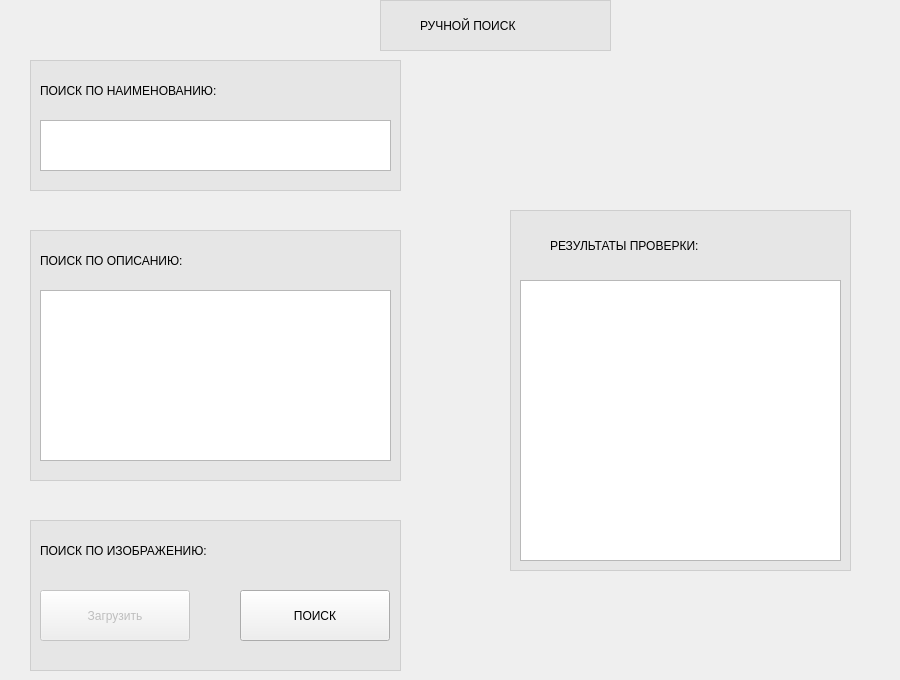
The window that gui/ui/search.ui (kyrvvwfzhy-code/innovation_proposal_checking) describes before a commit, drawn with Qt 5.
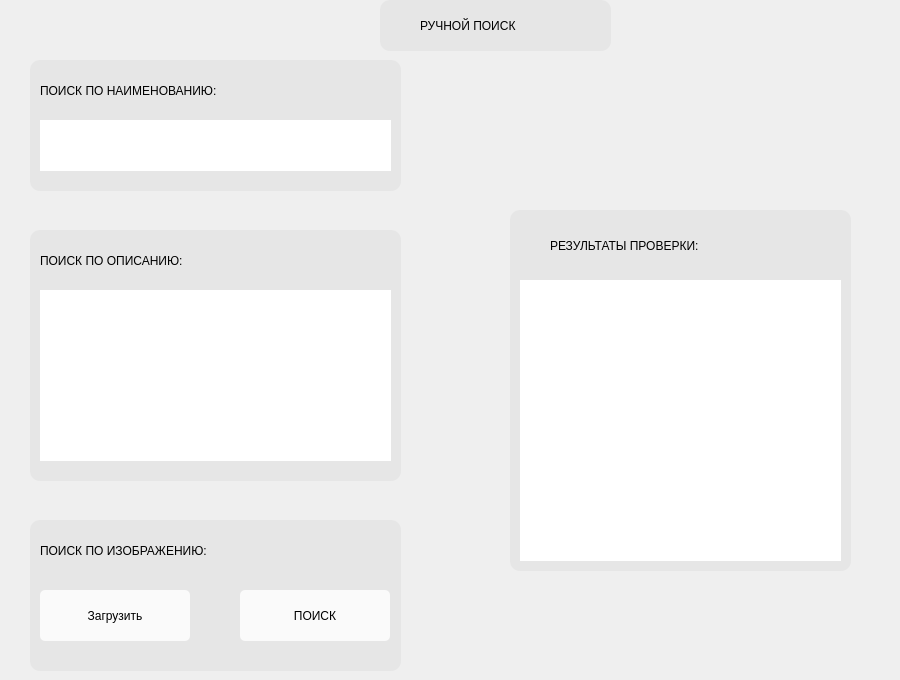
The same window after the commit.

Patch:
```diff
--- a/gui/ui/search.ui
+++ b/gui/ui/search.ui
@@ -19,6 +19,40 @@
   <property name="windowTitle">
    <string>Form</string>
   </property>
+  <property name="styleSheet">
+   <string notr="true">QFrame {
+    border-radius: 10px;
+}
+
+QPushButton{
+	background-color: rgba(255, 255, 255, 200);
+    border-radius: 5px;
+}
+
+QPushButton:hover:!checked {
+    background-color: rgb(119, 118, 123);
+}
+
+QPushButton:checked:hover {
+   background-color: rgb(119, 118, 123);
+}
+
+QPushButton:pressed:!checked {
+	background-color: rgb(154, 153, 150);
+}
+
+QPushButton:checked:pressed {
+	background-color: rgb(154, 153, 150);
+}
+
+QPushButton:checked {
+	background-color: rgb(154, 153, 150);
+}
+
+QPushButton:!checked {
+	background-color: rgba(255, 255, 255, 200);
+}</string>
+  </property>
   <widget class="QFrame" name="frame">
    <property name="geometry">
     <rect>
@@ -47,6 +81,9 @@
      <height>51</height>
     </rect>
    </property>
+   <property name="styleSheet">
+    <string notr="true">font: 11pt &quot;Ubuntu&quot;;</string>
+   </property>
   </widget>
   <widget class="QLabel" name="label_6">
    <property name="geometry">
@@ -108,7 +145,7 @@
   </widget>
   <widget class="QPushButton" name="pushButton">
    <property name="enabled">
-    <bool>false</bool>
+    <bool>true</bool>
    </property>
    <property name="geometry">
     <rect>
@@ -201,6 +238,9 @@
      <height>281</height>
     </rect>
    </property>
+   <property name="styleSheet">
+    <string notr="true">font: 12pt &quot;Ubuntu&quot;;</string>
+   </property>
   </widget>
   <widget class="QLabel" name="label_3">
    <property name="geometry">
```
